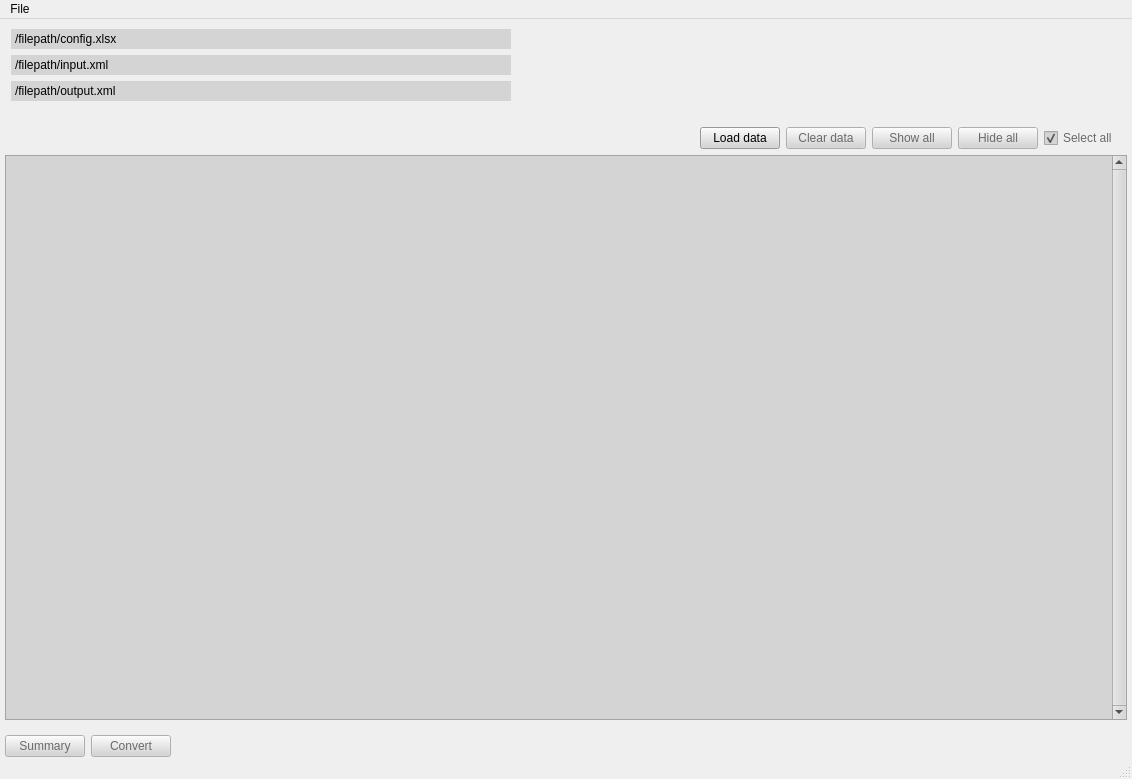
This is components/UiMainWindow.ui in bubuding0809/XML-Converter as Qt 5 draws it before an edit. The edited form follows.
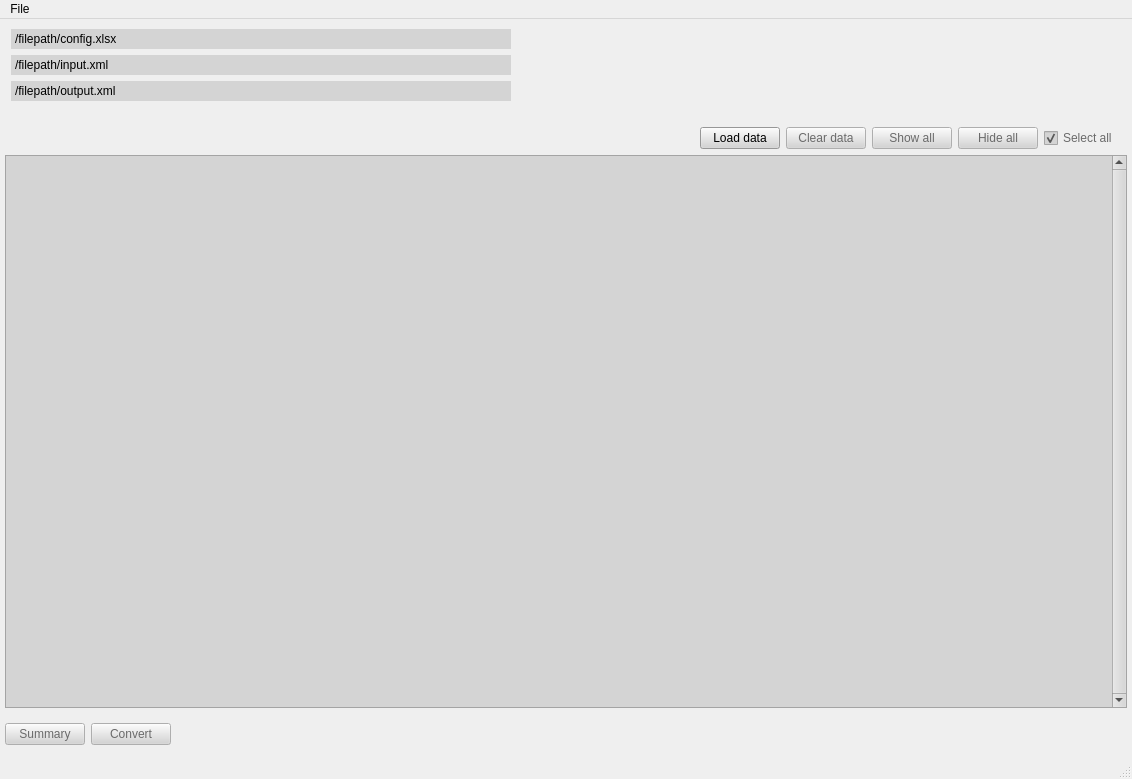
This is the edited form. Icons and pictures are not drawn.

Diff of the .ui file:
```diff
--- a/components/UiMainWindow.ui
+++ b/components/UiMainWindow.ui
@@ -824,8 +824,8 @@
            <rect>
             <x>0</x>
             <y>0</y>
-            <width>1099</width>
-            <height>534</height>
+            <width>1105</width>
+            <height>510</height>
            </rect>
           </property>
           <layout class="QVBoxLayout" name="verticalLayout_3">
@@ -849,7 +849,7 @@
         <number>0</number>
        </property>
        <property name="bottomMargin">
-        <number>0</number>
+        <number>12</number>
        </property>
        <item row="0" column="2">
         <spacer name="horizontalSpacer_3">
```
Left out of the diff: 61 changed lines with no effect on the pictures.
